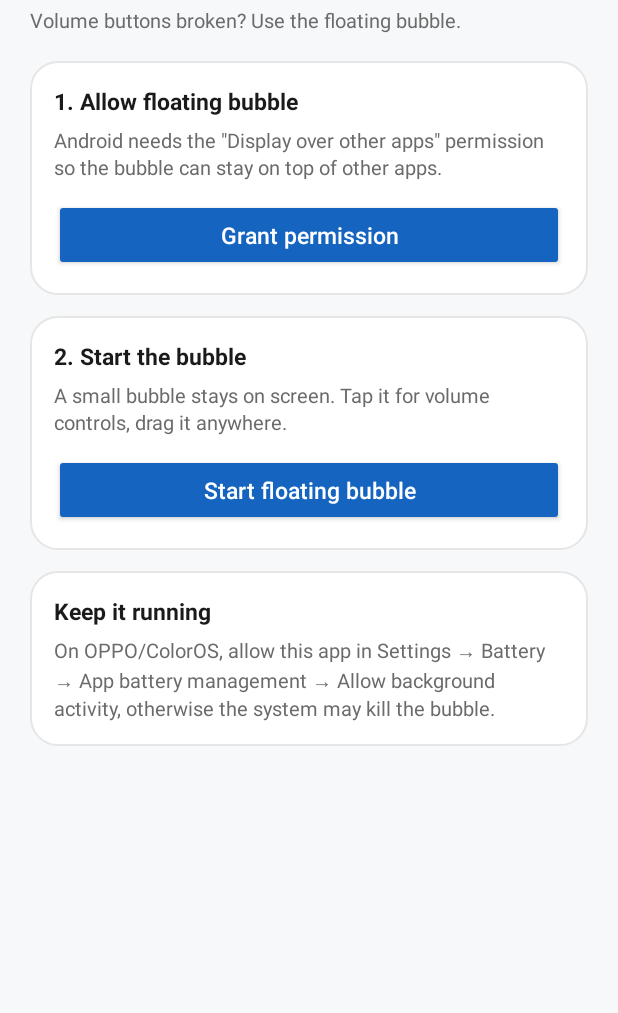
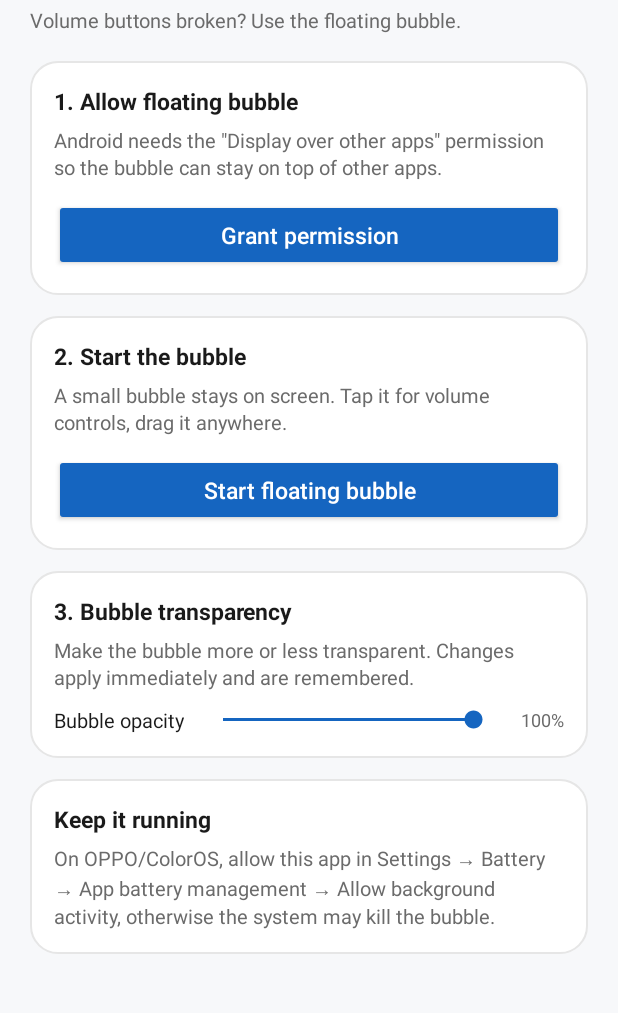
Before and after one commit to i-am-sleepy/floaty-oppoa3s, an Android app: the screen it shows after launch (MainActivity), on a phone screen of 412 x 824 dp, the part 83-1096 px from its top. Run offline under Robolectric (Android 15) with nearby library versions, the phone set to English and light mode, and no system bars.

Commit message:
UI: 30% smaller black bubble, docked open layout (panel at 20%, bubble above), restore on close, compact panel, red power/terminate button, bubble opacity slider

```diff
--- a/app/src/main/java/com/floaty/volume/MainActivity.kt
+++ b/app/src/main/java/com/floaty/volume/MainActivity.kt
@@ -6,13 +6,17 @@ import android.net.Uri
 import android.os.Bundle
 import android.provider.Settings
 import android.widget.Button
+import android.widget.SeekBar
+import android.widget.TextView
 import android.widget.Toast
 
-/** Single screen: grant overlay permission, then start/stop the bubble. */
+/** Single screen: grant overlay permission, start/stop the bubble, set opacity. */
 class MainActivity : Activity() {
 
     private lateinit var btnPermission: Button
     private lateinit var btnToggle: Button
+    private lateinit var seekOpacity: SeekBar
+    private lateinit var opacityValue: TextView
     private lateinit var prefs: Prefs
 
     override fun onCreate(savedInstanceState: Bundle?) {
@@ -22,6 +26,8 @@ class MainActivity : Activity() {
 
         btnPermission = findViewById(R.id.btnPermission)
         btnToggle = findViewById(R.id.btnToggle)
+        seekOpacity = findViewById(R.id.seekOpacity)
+        opacityValue = findViewById(R.id.opacityValue)
 
         btnPermission.setOnClickListener {
             if (Settings.canDrawOverlays(this)) {
@@ -49,6 +55,22 @@ class MainActivity : Activity() {
                 }
             }
         }
+
+        // Bubble transparency: saved to prefs and applied live to the running
+        // bubble via a same-package broadcast (the service owns the window).
+        seekOpacity.setOnSeekBarChangeListener(object : SeekBar.OnSeekBarChangeListener {
+            override fun onProgressChanged(seekBar: SeekBar, progress: Int, fromUser: Boolean) {
+                if (!fromUser) return
+                prefs.bubbleOpacity = progress
+                opacityValue.text = "$progress%"
+                val intent = Intent(FloatyService.ACTION_OPACITY).setPackage(packageName)
+                intent.putExtra(FloatyService.EXTRA_OPACITY, progress)
+                sendBroadcast(intent)
+            }
+
+            override fun onStartTrackingTouch(seekBar: SeekBar) {}
+            override fun onStopTrackingTouch(seekBar: SeekBar) {}
+        })
     }
 
     override fun onResume() {
@@ -78,5 +100,9 @@ class MainActivity : Activity() {
         btnToggle.text = getString(
             if (prefs.wantRunning) R.string.stop_button else R.string.start_button
         )
+
+        val opacity = prefs.bubbleOpacity
+        seekOpacity.progress = opacity
+        opacityValue.text = "$opacity%"
     }
 }
--- a/app/src/main/java/com/floaty/volume/Prefs.kt
+++ b/app/src/main/java/com/floaty/volume/Prefs.kt
@@ -2,7 +2,7 @@ package com.floaty.volume
 
 import android.content.Context
 
-/** Tiny SharedPreferences wrapper: bubble position + "should be running". */
+/** Tiny SharedPreferences wrapper: bubble position, opacity + "should be running". */
 class Prefs(context: Context) {
 
     private val sp = context.applicationContext
@@ -16,6 +16,11 @@ class Prefs(context: Context) {
         get() = sp.getInt(KEY_Y, -1)
         set(value) = sp.edit().putInt(KEY_Y, value).apply()
 
+    /** Bubble opacity in percent (0..100), 100 = fully opaque. */
+    var bubbleOpacity: Int
+        get() = sp.getInt(KEY_OPACITY, 100)
+        set(value) = sp.edit().putInt(KEY_OPACITY, value.coerceIn(0, 100)).apply()
+
     /** True while the user wants the bubble up (used to restart after reboot). */
     var wantRunning: Boolean
         get() = sp.getBoolean(KEY_RUNNING, false)
@@ -24,6 +29,7 @@ class Prefs(context: Context) {
     companion object {
         private const val KEY_X = "bubble_x"
         private const val KEY_Y = "bubble_y"
+        private const val KEY_OPACITY = "bubble_opacity"
         private const val KEY_RUNNING = "want_running"
     }
 }
--- a/app/src/main/res/layout/activity_main.xml
+++ b/app/src/main/res/layout/activity_main.xml
@@ -88,6 +88,61 @@
                 style="@style/PrimaryButton" />
         </LinearLayout>
 
+        <!-- Step 3: bubble transparency -->
+        <LinearLayout
+            android:layout_width="match_parent"
+            android:layout_height="wrap_content"
+            android:layout_marginTop="14dp"
+            android:background="@drawable/bg_panel"
+            android:orientation="vertical"
+            android:padding="16dp">
+
+            <TextView
+                android:layout_width="wrap_content"
+                android:layout_height="wrap_content"
+                android:text="@string/opacity_title"
+                style="@style/SectionTitle" />
+
+            <TextView
+                android:layout_width="match_parent"
+                android:layout_height="wrap_content"
+                android:layout_marginTop="6dp"
+                android:text="@string/opacity_body"
+                style="@style/SectionBody" />
+
+            <LinearLayout
+                android:layout_width="match_parent"
+                android:layout_height="wrap_content"
+                android:layout_marginTop="10dp"
+                android:gravity="center_vertical"
+                android:orientation="horizontal">
+
+                <TextView
+                    android:layout_width="wrap_content"
+                    android:layout_height="wrap_content"
+                    android:layout_marginEnd="10dp"
+                    android:text="@string/opacity_label"
+                    android:textColor="@color/text_primary"
+                    android:textSize="13sp" />
+
+                <SeekBar
+                    android:id="@+id/seekOpacity"
+                    android:layout_width="0dp"
+                    android:layout_height="wrap_content"
+                    android:layout_weight="1"
+                    android:max="100" />
+
+                <TextView
+                    android:id="@+id/opacityValue"
+                    android:layout_width="44dp"
+                    android:layout_height="wrap_content"
+                    android:gravity="end"
+                    android:text="100%"
+                    android:textColor="@color/text_secondary"
+                    android:textSize="12sp" />
+            </LinearLayout>
+        </LinearLayout>
+
         <!-- Battery hint for ColorOS -->
         <LinearLayout
             android:layout_width="match_parent"
--- a/app/src/main/res/values/colors.xml
+++ b/app/src/main/res/values/colors.xml
@@ -11,5 +11,8 @@
     <color name="row_selected">#FFE3F2FD</color>
     <color name="scrim">#33000000</color>
     <color name="white">#FFFFFFFF</color>
-    <color name="ic_launcher_background">#FF1565C0</color>
+    <color name="ic_launcher_background">#FF111111</color>
+    <color name="bubble_bg">#FF111111</color>
+    <color name="danger">#FFE53935</color>
+    <color name="danger_dark">#FFB71C1C</color>
 </resources>
--- a/app/src/main/res/values/strings.xml
+++ b/app/src/main/res/values/strings.xml
@@ -16,6 +16,10 @@
     <string name="battery_title">Keep it running</string>
     <string name="battery_body">On OPPO/ColorOS, allow this app in Settings → Battery → App battery management → Allow background activity, otherwise the system may kill the bubble.</string>
 
+    <string name="opacity_title">3. Bubble transparency</string>
+    <string name="opacity_body">Make the bubble more or less transparent. Changes apply immediately and are remembered.</string>
+    <string name="opacity_label">Bubble opacity</string>
+
     <string name="notification_channel">Floaty Volume</string>
     <string name="notification_title">Floaty Volume is running</string>
     <string name="notification_text">Tap the bubble to change volume</string>
@@ -24,6 +28,7 @@
     <string name="panel_title">Volume</string>
     <string name="panel_hint">Tap a row to target it with + / −</string>
     <string name="panel_close">Close</string>
+    <string name="panel_power">Turn off</string>
     <string name="stream_media">Media</string>
     <string name="stream_ring">Ringtone</string>
     <string name="stream_alarm">Alarm</string>
```
Also changed, not shown: app/build.gradle (+14 -0 lines), app/src/main/java/com/floaty/volume/BubbleOverlay.kt (+83 -1 lines), app/src/main/java/com/floaty/volume/FloatyService.kt (+58 -2 lines), app/src/main/java/com/floaty/volume/VolumePanel.kt (+20 -14 lines), app/src/main/res/drawable/bg_bubble.xml (+7 -6 lines), app/src/main/res/drawable/bg_button_power.xml (added, +9 -0 lines), app/src/main/res/drawable/ic_power.xml (added, +11 -0 lines), app/src/main/res/layout/overlay_bubble.xml (+5 -5 lines), app/src/main/res/layout/overlay_panel.xml (+46 -42 lines).
